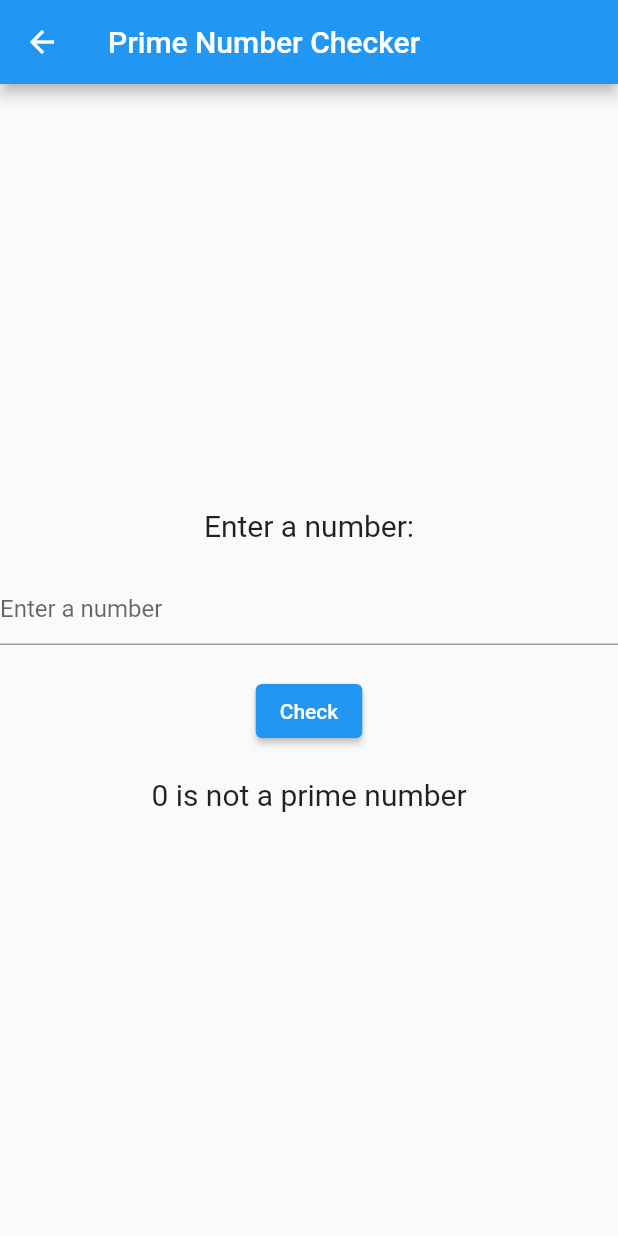
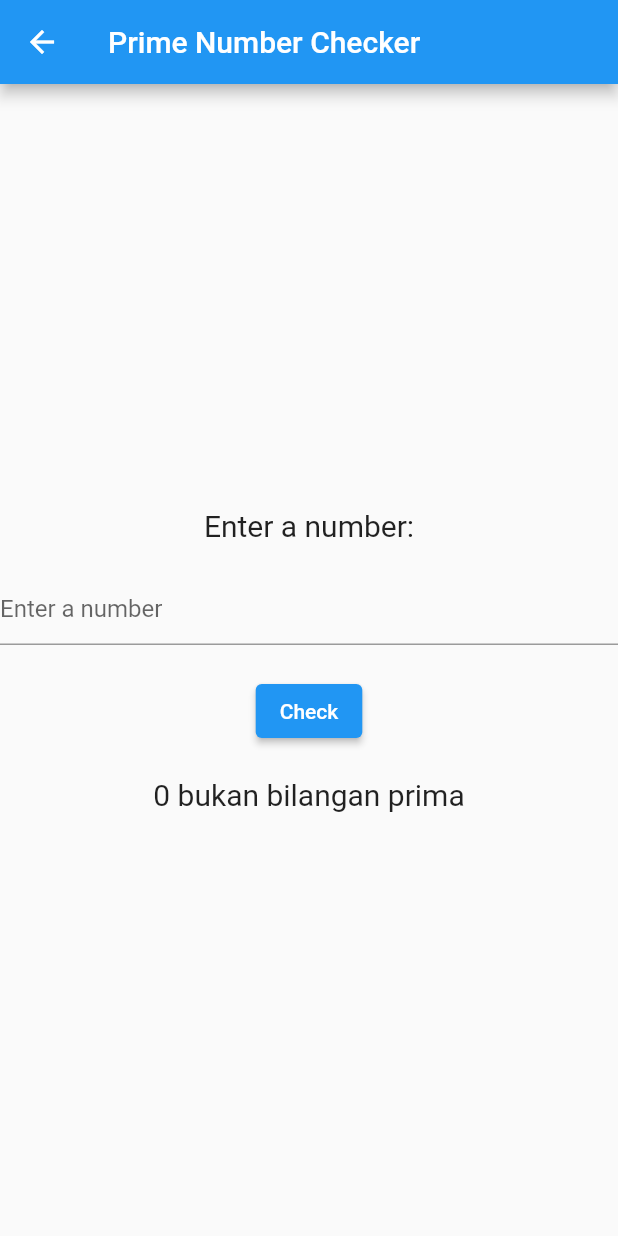
Before and after one commit to Swildz/pemograman-mobile-2, a Flutter app: the screen it shows after launch, in the side drawer, after a tap on "Check Bilangan Prima", on a phone screen of 412 x 824 dp. Run offline on Flutter 3.47's test engine with Material 2 defaults, Android fonts, the phone set to English and light mode, and no system bars.

Commit message:
update bilangan prima

```diff
--- a/lib/babDua/checkBilanganPrima.dart
+++ b/lib/babDua/checkBilanganPrima.dart
@@ -61,8 +61,8 @@ class _PrimeNumberCheckerState extends State<PrimeNumberChecker> {
             SizedBox(height: 20.0),
             Text(
               isPrime
-                  ? '$number is a prime number'
-                  : '$number is not a prime number',
+                  ? '$number adalah bilangan prima'
+                  : '$number bukan bilangan prima',
               style: TextStyle(fontSize: 20.0),
             ),
           ],
```
